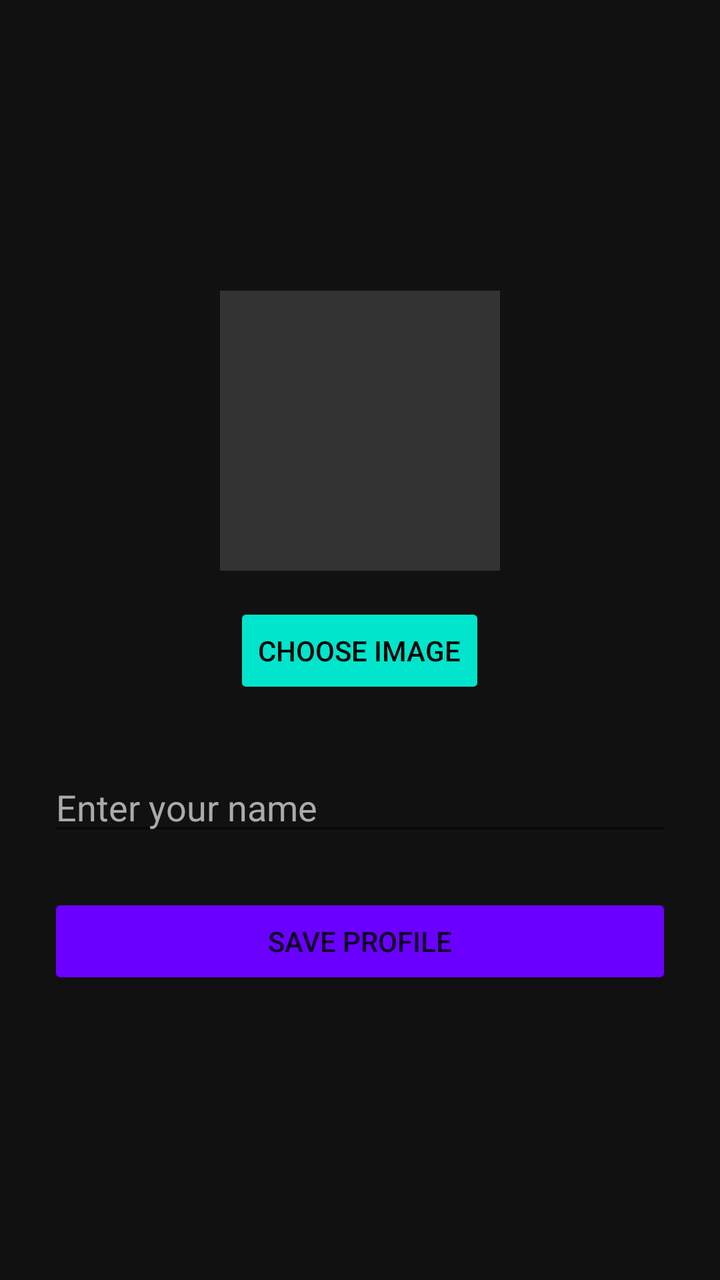
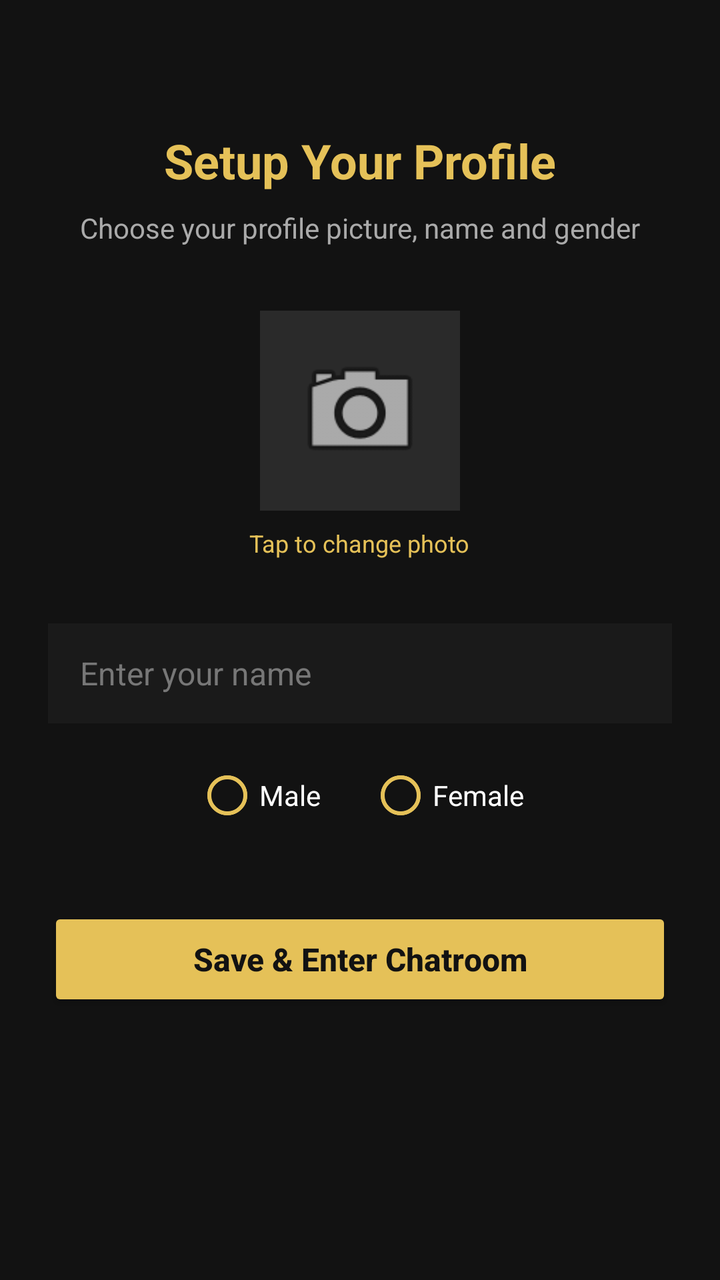

Before-and-after screenshots of an Android layout around one commit, followed by the original layout XML and the change that was made.
<!-- AndroidManifest.xml: application theme Theme.AppCompat.Light.NoActionBar -->
<!-- res/layout/activity_profile.xml -->
<?xml version="1.0" encoding="utf-8"?>
<LinearLayout xmlns:android="http://schemas.android.com/apk/res/android"
    android:layout_width="match_parent"
    android:layout_height="match_parent"
    android:background="#111111"
    android:gravity="center"
    android:orientation="vertical"
    android:padding="24dp">

    <ImageView
        android:id="@+id/ivProfile"
        android:layout_width="140dp"
        android:layout_height="140dp"
        android:background="#333333" />

    <Button
        android:id="@+id/btnChooseImage"
        android:layout_width="wrap_content"
        android:layout_height="wrap_content"
        android:layout_marginTop="16dp"
        android:backgroundTint="#00E5CC"
        android:text="Choose Image"
        android:textColor="#000000" />

    <EditText
        android:id="@+id/etName"
        android:layout_width="match_parent"
        android:layout_height="wrap_content"
        android:layout_marginTop="32dp"
        android:hint="Enter your name"
        android:textColor="#FFFFFF"
        android:textColorHint="#AAAAAA" />

    <Button
        android:id="@+id/btnSaveProfile"
        android:layout_width="match_parent"
        android:layout_height="wrap_content"
        android:layout_marginTop="24dp"
        android:backgroundTint="#6A00FF"
        android:text="Save Profile" />

</LinearLayout>
<!-- resources referenced by this layout -->
<resources>

</resources>

<!-- the commit's change to res/layout/activity_profile.xml (unified diff, before → after) -->
@@ -2,41 +2,99 @@
 <LinearLayout xmlns:android="http://schemas.android.com/apk/res/android"
     android:layout_width="match_parent"
     android:layout_height="match_parent"
-    android:background="#111111"
-    android:gravity="center"
+    android:background="#121212"
+    android:gravity="center_horizontal"
     android:orientation="vertical"
     android:padding="24dp">
 
-    <ImageView
-        android:id="@+id/ivProfile"
-        android:layout_width="140dp"
-        android:layout_height="140dp"
-        android:background="#333333" />
-
-    <Button
-        android:id="@+id/btnChooseImage"
+    <TextView
         android:layout_width="wrap_content"
         android:layout_height="wrap_content"
-        android:layout_marginTop="16dp"
-        android:backgroundTint="#00E5CC"
-        android:text="Choose Image"
-        android:textColor="#000000" />
+        android:layout_marginTop="40dp"
+        android:text="Setup Your Profile"
+        android:textColor="#E5C158"
+        android:textSize="24sp"
+        android:textStyle="bold" />
 
+    <TextView
+        android:layout_width="wrap_content"
+        android:layout_height="wrap_content"
+        android:layout_marginTop="8dp"
+        android:text="Choose your profile picture, name and gender"
+        android:textColor="#AAAAAA"
+        android:textSize="14sp" />
+
+    
+    <ImageView
+        android:id="@+id/imgProfile"
+        android:layout_width="100dp"
+        android:layout_height="100dp"
+        android:layout_marginTop="32dp"
+        android:background="#2A2A2A"
+        android:contentDescription="Profile Picture"
+        android:padding="16dp"
+        android:src="@android:drawable/ic_menu_camera" />
+
+    <TextView
+        android:layout_width="wrap_content"
+        android:layout_height="wrap_content"
+        android:layout_marginTop="8dp"
+        android:text="Tap to change photo"
+        android:textColor="#E5C158"
+        android:textSize="12sp" />
+
+    
     <EditText
         android:id="@+id/etName"
         android:layout_width="match_parent"
-        android:layout_height="wrap_content"
+        android:layout_height="50dp"
         android:layout_marginTop="32dp"
+        android:background="#1A1A1A"
         android:hint="Enter your name"
+        android:inputType="textPersonName"
+        android:paddingHorizontal="16dp"
         android:textColor="#FFFFFF"
-        android:textColorHint="#AAAAAA" />
+        android:textColorHint="#777777"
+        android:textSize="16sp" />
 
-    <Button
-        android:id="@+id/btnSaveProfile"
+    
+    <RadioGroup
+        android:id="@+id/rgGender"
         android:layout_width="match_parent"
         android:layout_height="wrap_content"
-        android:layout_marginTop="24dp"
-        android:backgroundTint="#6A00FF"
-        android:text="Save Profile" />
+        android:layout_marginTop="20dp"
+        android:orientation="horizontal"
+        android:gravity="center">
+
+        <RadioButton
+            android:id="@+id/rbMale"
+            android:layout_width="wrap_content"
+            android:layout_height="wrap_content"
+            android:layout_marginEnd="24dp"
+            android:text="Male"
+            android:textColor="#FFFFFF"
+            android:buttonTint="#E5C158" />
+
+        <RadioButton
+            android:id="@+id/rbFemale"
+            android:layout_width="wrap_content"
+            android:layout_height="wrap_content"
+            android:text="Female"
+            android:textColor="#FFFFFF"
+            android:buttonTint="#E5C158" />
+    </RadioGroup>
+
+    
+    <Button
+        android:id="@+id/btnSaveAndEnter"
+        android:layout_width="match_parent"
+        android:layout_height="52dp"
+        android:layout_marginTop="40dp"
+        android:backgroundTint="#E5C158"
+        android:text="Save &amp; Enter Chatroom"
+        android:textAllCaps="false"
+        android:textColor="#121212"
+        android:textSize="16sp"
+        android:textStyle="bold" />
 
 </LinearLayout>
